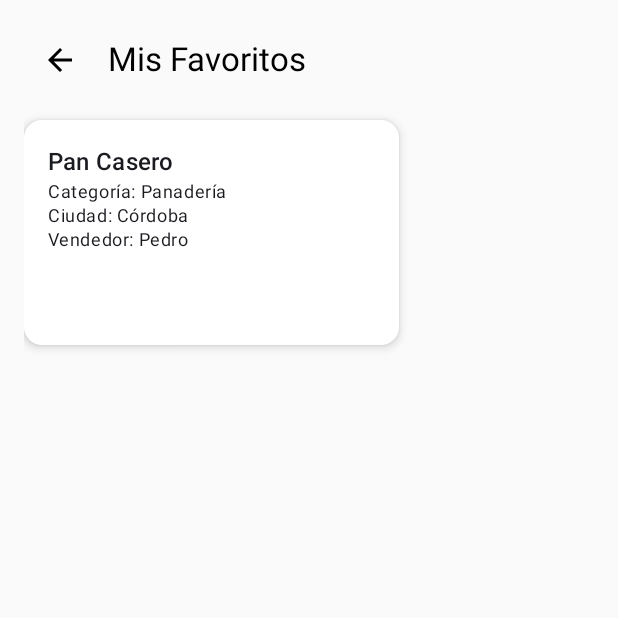
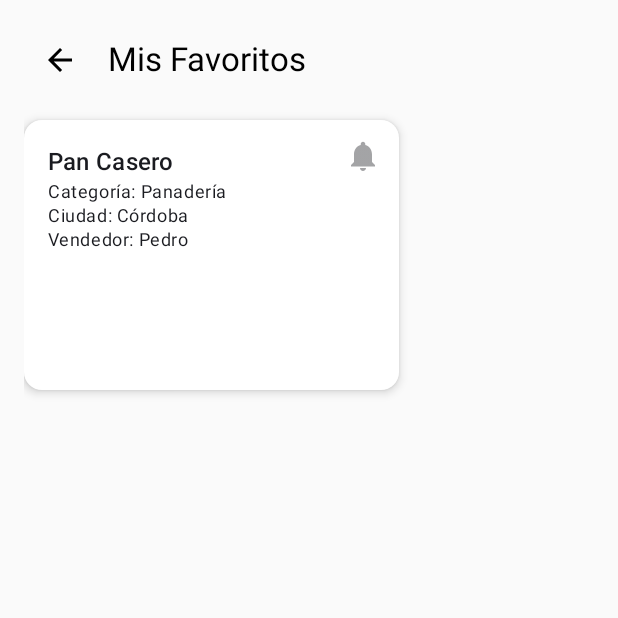
Before and after one commit to JoaBB13/manoslocalesproyecto, an Android app built with Jetpack Compose: the FavoriteActivity screen opened directly, with no data from a screen before it, on a phone screen of 412 x 824 dp, the top half of it. Run offline under Robolectric (Android 15) with nearby library versions, the phone set to English and light mode, and no system bars.

Commit message:
Se agrego pantalla de alerta y ya esta funcionando

```diff
--- a/app/src/main/java/com/undef/manoslocalesproyecto/FavoriteScreen.kt
+++ b/app/src/main/java/com/undef/manoslocalesproyecto/FavoriteScreen.kt
@@ -1,26 +1,21 @@
 package com.undef.manoslocalesproyecto
 
 import android.content.Intent
-import androidx.compose.foundation.Image
 import androidx.compose.foundation.layout.*
 import androidx.compose.foundation.lazy.LazyRow
 import androidx.compose.foundation.lazy.items
 import androidx.compose.material.icons.Icons
 import androidx.compose.material.icons.filled.ArrowBack
+import androidx.compose.material.icons.filled.Notifications
 import androidx.compose.material3.*
-import androidx.compose.runtime.Composable
+import androidx.compose.runtime.*
 import androidx.compose.ui.Alignment
 import androidx.compose.ui.Modifier
 import androidx.compose.ui.graphics.Color
 import androidx.compose.ui.platform.LocalContext
-import androidx.compose.ui.res.painterResource
 import androidx.compose.ui.unit.dp
-import androidx.compose.ui.tooling.preview.Preview
-import com.undef.manoslocalesproyecto.Producto
-import com.undef.manoslocalesproyecto.ProductoFavoritos
-import com.undef.manoslocalesproyecto.R
-import com.undef.manoslocalesproyecto.ui.theme.ManoslocalesproyectoTheme
 import androidx.compose.foundation.clickable
+import androidx.compose.ui.graphics.vector.ImageVector
 
 @Composable
 fun FavoriteScreen(
@@ -28,6 +23,7 @@ fun FavoriteScreen(
     onProductClick: (Int) -> Unit
 ) {
     val context = LocalContext.current
+    var actualizacion by remember { mutableStateOf(0) } // fuerza recomposición
 
     Column(
         modifier = Modifier
@@ -64,16 +60,40 @@ fun FavoriteScreen(
                     Card(
                         modifier = Modifier
                             .width(250.dp)
-                            .height(150.dp)
-                            .clickable { onProductClick(producto.id) }, // 👉 click aquí
+                            .height(180.dp)
+                            .clickable { onProductClick(producto.id) },
                         elevation = CardDefaults.cardElevation(4.dp),
                         colors = CardDefaults.cardColors(containerColor = Color.White)
                     ) {
-                        Column(modifier = Modifier.padding(16.dp)) {
-                            Text(producto.nombre, style = MaterialTheme.typography.titleMedium)
-                            Text("Categoría: ${producto.categoria}", style = MaterialTheme.typography.bodySmall)
-                            Text("Ciudad: ${producto.ciudad}", style = MaterialTheme.typography.bodySmall)
-                            Text("Vendedor: ${producto.vendedor}", style = MaterialTheme.typography.bodySmall)
+                        Box(modifier = Modifier.fillMaxSize()) {
+                            Column(
+                                modifier = Modifier
+                                    .padding(16.dp)
+                                    .align(Alignment.TopStart)
+                            ) {
+                                Text(producto.nombre, style = MaterialTheme.typography.titleMedium)
+                                Text("Categoría: ${producto.categoria}", style = MaterialTheme.typography.bodySmall)
+                                Text("Ciudad: ${producto.ciudad}", style = MaterialTheme.typography.bodySmall)
+                                Text("Vendedor: ${producto.vendedor}", style = MaterialTheme.typography.bodySmall)
+                            }
+
+                            IconButton(
+                                onClick = {
+                                    if (ProductoFavoritos.tieneAlerta(producto.id)) {
+                                        ProductoFavoritos.desactivarAlerta(producto.id)
+                                    } else {
+                                        ProductoFavoritos.activarAlerta(producto.id)
+                                    }
+                                    actualizacion++ // fuerza recomposición
+                                },
+                                modifier = Modifier.align(Alignment.TopEnd)
+                            ) {
+                                Icon(
+                                    imageVector = Icons.Default.Notifications,
+                                    contentDescription = "Activar/Desactivar alerta",
+                                    tint = if (ProductoFavoritos.tieneAlerta(producto.id)) MaterialTheme.colorScheme.primary else MaterialTheme.colorScheme.onSurface.copy(alpha = 0.4f)
+                                )
+                            }
                         }
                     }
                 }
@@ -81,6 +101,7 @@ fun FavoriteScreen(
         }
     }
 }
+
 
 
 
```
Also changed, not shown: app/src/main/java/com/undef/manoslocalesproyecto/AlertScreen.kt (added, +62 -0 lines), app/src/main/java/com/undef/manoslocalesproyecto/ProductActivity.kt (+6 -1 lines), app/src/main/java/com/undef/manoslocalesproyecto/ProductScreen.kt (+6 -15 lines), app/src/main/java/com/undef/manoslocalesproyecto/Productosfavoritos.kt (+7 -0 lines).
